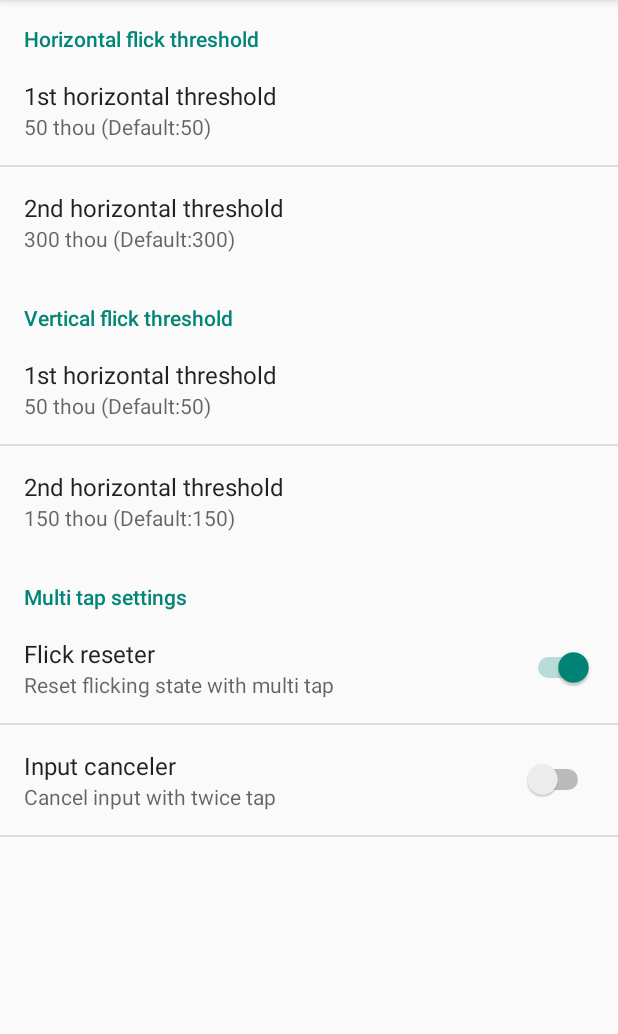
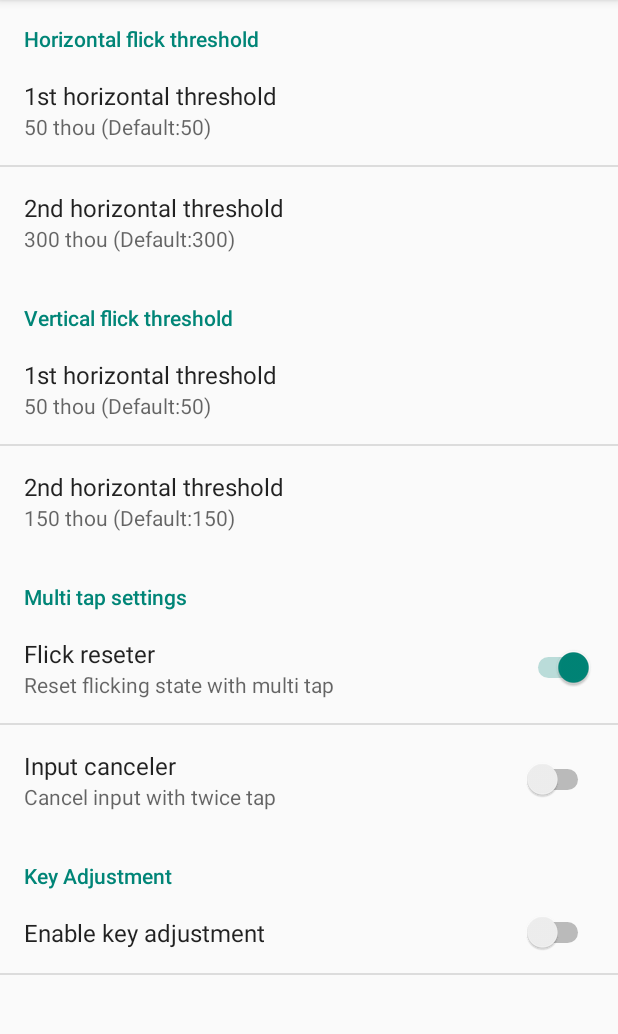
Before and after one commit to rkbk60/QuickFlick, an Android app: the screen it shows after launch (SettingsActivity), on a phone screen of 412 x 824 dp, the part 84-1118 px from its top. Run offline under Robolectric (Android 15) with nearby library versions, the phone set to English and light mode, and no system bars.

Commit message:
add: Key adjustment

```diff
--- a/app/src/main/res/values/bools.xml
+++ b/app/src/main/res/values/bools.xml
@@ -2,4 +2,5 @@
 <resources>
     <bool name="preferences_cancel_flick_default">true</bool>
     <bool name="preferences_cancel_input_default">false</bool>
+    <bool name="preferences_enable_adjustment_default">false</bool>
 </resources>
--- a/app/src/main/res/values/strings.xml
+++ b/app/src/main/res/values/strings.xml
@@ -11,11 +11,13 @@
     <string name="preferences_y2">threshold_y2</string>
     <string name="preferences_cancel_flick">cancel_flick</string>
     <string name="preferences_cancel_input">cancel_input</string>
+    <string name="preferences_enable_adjustment">enable_adjustment</string>
 
     <!-- Preference Labels -->
     <string name="preferences_category_horizontal">Horizontal flick threshold</string>
     <string name="preferences_category_vertical">Vertical flick threshold</string>
     <string name="preferences_category_canceler">Multi tap settings</string>
+    <string name="preferences_category_adjustment">Key Adjustment</string>
     <string name="preferences_title_threshold_x1">1st horizontal threshold</string>
     <string name="preferences_title_threshold_x2">2nd horizontal threshold</string>
     <string name="preferences_title_threshold_y1">1st horizontal threshold</string>
@@ -24,5 +26,7 @@
     <string name="preferences_title_cancel_input">Input canceler</string>
     <string name="preferences_summary_cancel_flick">Reset flicking state with multi tap</string>
     <string name="preferences_summary_cancel_input">Cancel input with twice tap</string>
+    <string name="preferences_title_enable_adjustment">Enable key adjustment</string>
+    <string name="preferences_summary_enable_adjustment"> </string>
 
 </resources>
--- a/app/src/main/res/xml/keyboard.xml
+++ b/app/src/main/res/xml/keyboard.xml
@@ -89,7 +89,7 @@
             android:keyEdgeFlags="right"/>
     </Row>
     <Row>
-        <Key android:codes="@integer/number_left_spacer"
+        <Key android:codes="@integer/number_left_switcher"
             android:keyLabel=""
             android:keyEdgeFlags="left"/>
         <Key
@@ -107,7 +107,7 @@
         <Key
             android:codes="20"
             android:keyIcon="@drawable/keyicon20"/>
-        <Key android:codes="@integer/number_right_spacer"
+        <Key android:codes="@integer/number_right_switcher"
             android:keyLabel=""
             android:keyEdgeFlags="right"/>
     </Row>
--- a/app/src/main/res/xml/preferences.xml
+++ b/app/src/main/res/xml/preferences.xml
@@ -49,4 +49,11 @@
             android:title="@string/preferences_title_cancel_input"/>
     </PreferenceCategory>
 
+    <PreferenceCategory android:title="@string/preferences_category_adjustment">
+        <SwitchPreference
+            android:defaultValue="@bool/preferences_enable_adjustment_default"
+            android:key="@string/preferences_enable_adjustment"
+            android:title="@string/preferences_title_enable_adjustment" />
+    </PreferenceCategory>
+
 </PreferenceScreen>
```
Also changed, not shown: app/src/main/java/com/rkbk60/quickflick/CustomIME.kt (+9 -1 lines), app/src/main/java/com/rkbk60/quickflick/KeyNumbers.kt (+9 -0 lines), app/src/main/java/com/rkbk60/quickflick/KeyboardManager.kt (+36 -5 lines).
